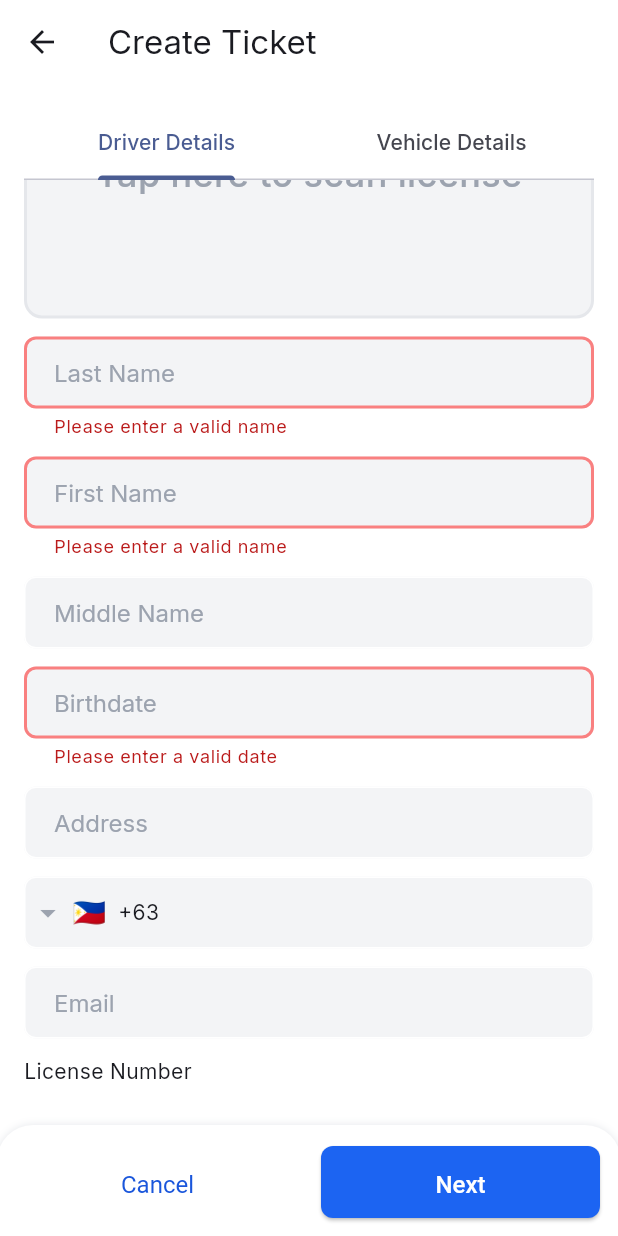
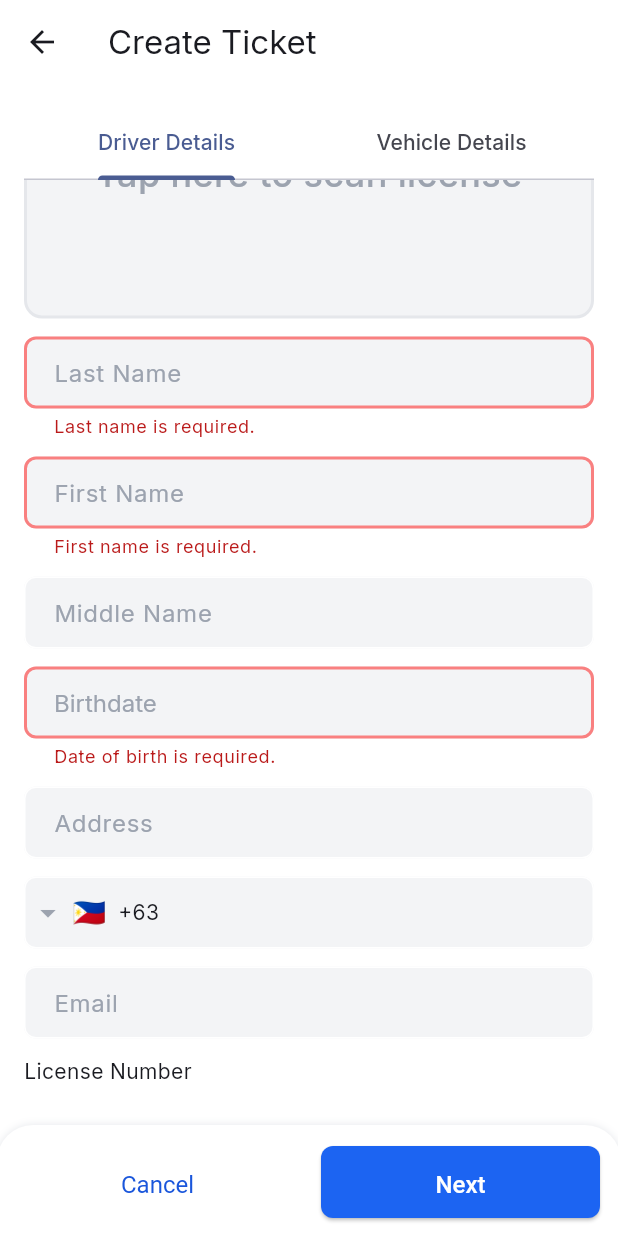
Before and after one commit to romarmph/u-traffic-enforcer, a Flutter app: the CreateTicketPage screen opened by its route, scrolled down 241 dp, after a tap on "Next", on a phone screen of 412 x 824 dp. Run offline on Flutter 3.47's test engine with Material 2 defaults, Android fonts, the phone set to English and light mode, and no system bars; drawn by our look-alikes of intl_phone_field; our stand-ins replace cloud_firestore, email_validator, firebase_auth, firebase_core, firebase_storage, geocoding and 5 more; missing offline and left inert: bluetooth_print, google_geocoding_api; accounts and stored records are empty; network calls fail.

Commit message:
Add form validation

```diff
--- a/lib/config/extensions/input_validator.dart
+++ b/lib/config/extensions/input_validator.dart
@@ -1,4 +1,5 @@
 import 'package:email_validator/email_validator.dart';
+import 'package:intl/intl.dart';
 
 extension InputValidator on String {
   bool get isValidEmail {
@@ -6,8 +7,7 @@ extension InputValidator on String {
   }
 
   bool get isValidName {
-    final nameRegExp =
-        RegExp(r"^\s*([A-Za-z]{1,}([\.,] |[-']| ))+[A-Za-z]+\.?\s*$");
+    final nameRegExp = RegExp(r"^\s*([a-zA-Z]+([\.,] |[-']| ))*[a-zA-Z]+\s*$");
     return nameRegExp.hasMatch(this);
   }
 
@@ -19,10 +19,15 @@ extension InputValidator on String {
   bool get isValidDate {
     try {
       DateTime.parse(this);
-
       return true;
-    } catch (e) {
-      return false;
+    } on FormatException {
+      try {
+        final formatedDateParser = DateFormat('MMMM d, y');
+        formatedDateParser.parse(this);
+        return true;
+      } on FormatException {
+        return false;
+      }
     }
   }
 }
--- a/lib/config/themes/components/input_decoration.dart
+++ b/lib/config/themes/components/input_decoration.dart
@@ -41,8 +41,15 @@ final inputDecorationTheme = InputDecorationTheme(
   focusedErrorBorder: OutlineInputBorder(
     borderRadius: BorderRadius.circular(USpace.space8),
     borderSide: const BorderSide(
-      color: UColors.red100,
+      color: UColors.blue400,
       width: 2,
     ),
   ),
+  disabledBorder: OutlineInputBorder(
+    borderRadius: BorderRadius.circular(USpace.space8),
+    borderSide: const BorderSide(
+      width: 0,
+      color: UColors.gray100,
+    ),
+  ),
 );
--- a/lib/pages/ticket/create_ticket_page.dart
+++ b/lib/pages/ticket/create_ticket_page.dart
@@ -16,8 +16,18 @@ class _CreateTicketPageState extends State<CreateTicketPage>
   void initState() {
     super.initState();
     _tabController = TabController(length: 2, initialIndex: 0, vsync: this);
+    _notifier = Provider.of<CreateTicketFormNotifier>(context, listen: false);
 
-    _notifier = Provider.of<CreateTicketFormNotifier>(context, listen: false);
+    _tabController.addListener(() {
+      if (_tabController.index == 1) {
+        if (!_notifier.noDriver) {
+          if (!_notifier.driverFormKey.currentState!.validate()) {
+            _tabController.animateTo(0);
+            return;
+          }
+        }
+      }
+    });
   }
 
   @override
@@ -116,13 +126,21 @@ class _CreateTicketPageState extends State<CreateTicketPage>
           Expanded(
             child: ElevatedButton(
               onPressed: () {
+                if (!state.noDriver) {
+                  if (!state.driverFormKey.currentState!.validate()) {
+                    _tabController.animateTo(0);
+                    return;
+                  }
+                }
+
                 if (_tabController.index == 0) {
-                  if (state.driverFormKey.currentState!.validate()) {
-                    ScaffoldMessenger.of(context).showSnackBar(
-                      const SnackBar(content: Text('Processing Data')),
-                    );
-                  }
-                  // _tabController.animateTo(1);
+                  _tabController.animateTo(1);
+                  return;
+                }
+
+                if (_tabController.index == 1) {
+                  if (!state.vehicleFormKey.currentState!.validate()) {}
+
                   return;
                 }
 
@@ -159,10 +177,6 @@ class _CreateTicketPageState extends State<CreateTicketPage>
             formData.formSettings[key]!.controller!.text;
       }
     });
-    // ignore: avoid_print
-    print(formData.driverFormData.toString());
-    // ignore: avoid_print
-    print(formData.vehicleFormData.toString());
 
     goSelectViolation();
   }
--- a/lib/pages/ticket/widgets/date_picker_field.dart
+++ b/lib/pages/ticket/widgets/date_picker_field.dart
@@ -1,3 +1,5 @@
+import 'package:u_traffic_enforcer/config/extensions/string_date_formatter.dart';
+
 import '../../../config/utils/exports.dart';
 
 class DatePickerField extends StatelessWidget {
@@ -19,6 +21,7 @@ class DatePickerField extends StatelessWidget {
       ),
       controller: formSetting.controller,
       validator: (value) => form.validateDate(value),
+      onChanged: (value) => form.driverFormKey.currentState!.validate(),
       onTap: () async {
         final date = await showDatePicker(
           context: context,
@@ -28,11 +31,14 @@ class DatePickerField extends StatelessWidget {
         );
 
         if (date != null) {
-          formSetting.controller!.text = date.toString().split(' ').first;
-          form.driverFormData[field] = date;
+          formSetting.controller!.text =
+              date.toString().split(' ').first.formtDate;
+          form.driverFormData[field] = date.toString().split(' ').first;
         } else {
           formSetting.controller!.clear();
         }
+
+        form.driverFormKey.currentState!.validate();
       },
     );
   }
--- a/lib/pages/ticket/widgets/driver_details_form.dart
+++ b/lib/pages/ticket/widgets/driver_details_form.dart
@@ -1,5 +1,3 @@
-import 'package:intl_phone_field/country_picker_dialog.dart';
-import 'package:u_traffic_enforcer/config/extensions/number_format.dart';
 import 'package:u_traffic_enforcer/pages/ticket/widgets/date_picker_field.dart';
 import 'package:intl_phone_field/intl_phone_field.dart';
 
@@ -32,34 +30,52 @@ class DriverDetailsForm extends StatelessWidget {
             CreateTicketField(
               enabled: !form.noDriver,
               controller: formSettings[TicketField.lastName]!.controller!,
-              label: formSettings[TicketField.lastName]!.label,
+              decoration: InputDecoration(
+                fillColor: !form.noDriver ? UColors.gray100 : UColors.gray50,
+                labelText: formSettings[TicketField.lastName]!.label,
+                labelStyle: TextStyle(
+                  color: !form.noDriver ? UColors.gray400 : UColors.gray200,
+                ),
+              ),
               validator: (value) => form.validateName(
                 value,
                 TicketField.lastName,
               ),
-              onChanged: (value) {},
             ),
             const SizedBox(height: USpace.space12),
             CreateTicketField(
               enabled: !form.noDriver,
               controller: formSettings[TicketField.firstName]!.controller!,
-              label: formSettings[TicketField.firstName]!.label,
+              decoration: InputDecoration(
+                fillColor: !form.noDriver ? UColors.gray100 : UColors.gray50,
+                labelText: formSettings[TicketField.firstName]!.label,
+                labelStyle: TextStyle(
+                  color: !form.noDriver ? UColors.gray400 : UColors.gray200,
+                ),
+              ),
               validator: (value) => form.validateName(
                 value,
                 TicketField.firstName,
               ),
-              onChanged: (value) {},
             ),
             const SizedBox(height: USpace.space12),
             CreateTicketField(
               enabled: !form.noDriver,
               controller: formSettings[TicketField.middleName]!.controller!,
-              label: formSettings[TicketField.middleName]!.label,
+              decoration: InputDecoration(
+                fillColor: !form.noDriver ? UColors.gray100 : UColors.gray50,
+                labelText: formSettings[TicketField.middleName]!.label,
+                labelStyle: TextStyle(
+                  color: !form.noDriver ? UColors.gray400 : UColors.gray200,
+                ),
+              ),
               validator: (value) => form.validateName(
                 value,
                 TicketField.middleName,
               ),
-              onChanged: (value) {},
+              onChanged: (value) {
+                form.driverFormKey.currentState!.validate();
+              },
             ),
             const SizedBox(height: USpace.space12),
             const DatePickerField(
@@ -69,42 +85,43 @@ class DriverDetailsForm extends StatelessWidget {
             CreateTicketField(
               enabled: !form.noDriver,
               controller: formSettings[TicketField.address]!.controller!,
-              label: formSettings[TicketField.address]!.label,
-              onChanged: (value) {},
+              decoration: InputDecoration(
+                fillColor: !form.noDriver ? UColors.gray100 : UColors.gray50,
+                labelText: formSettings[TicketField.address]!.label,
+                labelStyle: TextStyle(
+                  color: !form.noDriver ? UColors.gray400 : UColors.gray200,
+                ),
+              ),
             ),
             const SizedBox(height: USpace.space12),
-            // CreateTicketField(
-            //   maxLength: 11,
-            //   formatters: [NumberTextInputFormatter()],
-            //   enabled: !form.noDriver,
-            //   controller: formSettings[TicketField.phone]!.controller!,
-            //   label: formSettings[TicketField.phone]!.label,
-            //   hint: 'Example: 09xxxxxxx',
-            //   keyboardType: const TextInputType.numberWithOptions(),
-            //   validator: (value) => form.validatePhone(
-            //     value,
-            //   ),
-            //   onChanged: (value) {},
-            // ),
             IntlPhoneField(
               enabled: !form.noDriver,
               controller: formSettings[TicketField.phone]!.controller!,
               keyboardType: const TextInputType.numberWithOptions(),
               initialCountryCode: 'PH',
+              autovalidateMode: AutovalidateMode.onUserInteraction,
               decoration: const InputDecoration(
                 counterText: '',
               ),
-              onChanged: (value) {},
+              validator: (value) => form.validatePhone(value!.number),
             ),
             const SizedBox(height: USpace.space12),
             CreateTicketField(
               enabled: !form.noDriver,
               controller: formSettings[TicketField.email]!.controller!,
-              label: formSettings[TicketField.email]!.label,
+              decoration: InputDecoration(
+                fillColor: !form.noDriver ? UColors.gray100 : UColors.gray50,
+                labelText: formSettings[TicketField.email]!.label,
+                labelStyle: TextStyle(
+                  color: !form.noDriver ? UColors.gray400 : UColors.gray200,
+                ),
+              ),
               validator: (value) => form.validateEmail(
                 value,
               ),
-              onChanged: (value) {},
+              onChanged: (value) {
+                form.driverFormKey.currentState!.validate();
+              },
             ),
             const SizedBox(height: USpace.space12),
             const Text("License Number"),
@@ -112,9 +129,14 @@ class DriverDetailsForm extends StatelessWidget {
             CreateTicketField(
               enabled: !form.noDriver,
               controller: formSettings[TicketField.licenseNumber]!.controller!,
-              label: formSettings[TicketField.licenseNumber]!.label,
-              validator: (value) => null,
-              onChanged: (value) {},
+              decoration: InputDecoration(
+                fillColor: !form.noDriver ? UColors.gray100 : UColors.gray50,
+                labelText: formSettings[TicketField.licenseNumber]!.label,
+                labelStyle: TextStyle(
+                  color: !form.noDriver ? UColors.gray400 : UColors.gray200,
+                ),
+              ),
+              validator: (value) => form.validateLicenseNumber(value),
             ),
           ],
         );
--- a/lib/pages/ticket/widgets/scanner_button.dart
+++ b/lib/pages/ticket/widgets/scanner_button.dart
@@ -1,5 +1,6 @@
 import 'dart:io';
 
+import 'package:u_traffic_enforcer/config/extensions/string_date_formatter.dart';
 import 'package:u_traffic_enforcer/services/license_scan_services.dart';
 
 import '../../../config/utils/exports.dart';
@@ -136,7 +137,7 @@ class _ImageScannerButtonState extends State<ImageScannerButton> {
 
       if (data['birthdate'].toString().isNotEmpty) {
         form.formSettings[TicketField.birthDate]!.controller!.text =
-            data['birthdate'].toString().split(' ').first;
+            data['birthdate'].toString().split(' ').first.formtDate;
       }
 
       popCurrent();
--- a/lib/pages/ticket/widgets/text_field.dart
+++ b/lib/pages/ticket/widgets/text_field.dart
@@ -7,38 +7,33 @@ class CreateTicketField extends StatelessWidget {
     this.onChanged,
     this.enabled,
     this.readOnly = false,
-    required this.label,
     required this.controller,
     this.keyboardType,
     this.formatters,
     this.maxLength,
-    this.hint,
+    this.decoration,
   });
 
   final String? Function(String?)? validator;
   final void Function(String value)? onChanged;
   final bool? enabled;
   final bool readOnly;
-  final String label;
   final TextEditingController controller;
   final TextInputType? keyboardType;
   final List<TextInputFormatter>? formatters;
   final int? maxLength;
-  final String? hint;
+  final InputDecoration? decoration;
 
   @override
   Widget build(BuildContext context) {
     return TextFormField(
+      autovalidateMode: AutovalidateMode.onUserInteraction,
       buildCounter: null,
       maxLength: maxLength,
       inputFormatters: formatters,
       enabled: enabled,
       validator: validator,
-      decoration: InputDecoration(
-        labelText: label,
-        hintText: hint,
-        counterText: '',
-      ),
+      decoration: decoration,
       controller: controller,
       keyboardType: keyboardType,
       readOnly: readOnly,
--- a/lib/providers/create_ticket_form_notifier.dart
+++ b/lib/providers/create_ticket_form_notifier.dart
@@ -142,45 +142,118 @@ class CreateTicketFormNotifier extends ChangeNotifier {
     switch (field) {
       case TicketField.firstName:
         {
-          return value.isNotNull && !value!.isValidName
-              ? _formSettings[field]!.errorMessage
-              : null;
+          if (value == null || value.isEmpty) {
+            return 'First name is required.';
+          }
+          if (!value.isValidName) {
+            return 'First name must be valid.';
+          }
+          return null;
         }
+
       case TicketField.middleName:
         {
-          return value!.isNotEmpty && value.isValidName
-              ? _formSettings[field]!.errorMessage
-              : null;
+          if (value!.isNotEmpty && !value.isValidName) {
+            return 'Middle name must be valid.';
+          }
+          return null;
         }
       default:
         {
-          return value.isNotNull && !value!.isValidName
-              ? _formSettings[TicketField.lastName]!.errorMessage
-              : null;
+          if (value == null || value.isEmpty) {
+            return 'Last name is required.';
+          }
+          if (!value.isValidName) {
+            return 'Last name must be valid.';
+          }
+          return null;
         }
     }
   }
 
   String? validatePhone(String? value) {
-    return value!.isNotEmpty && !value.isValidPhone
-        ? _formSettings[TicketField.phone]!.errorMessage
-        : null;
+    print("phone value: ${value}");
+
+    if (!value!.isValidPhone) {
+      return 'Phone number must be valid.';
+    }
+    return null;
   }
 
   String? validateEmail(String? value) {
-    return value!.isNotEmpty && !value.isValidEmail
-        ? _formSettings[TicketField.email]!.errorMessage
-        : null;
+    if (value != null && value.isNotEmpty && !value.isValidEmail) {
+      return 'Email must be valid.';
+    }
+    return null;
   }
 
   String? validateDate(String? value) {
-    if (value! == " ") {
+    if (value == " ") {
       return null;
     }
 
-    return !value.isValidDate
-        ? _formSettings[TicketField.birthDate]!.errorMessage
-        : null;
+    if (value == null || value.isEmpty) {
+      return 'Date of birth is required.';
+    }
+    if (!value.isValidDate) {
+      return 'Date of birth must be valid.';
+    }
+    return null;
+  }
+
+  String? validateLicenseNumber(String? value) {
+    if (value == null || value.isEmpty) {
+      return 'License number is required';
+    }
+    final licenseNumberRegex = RegExp(r'^[A-Z]\d{2}-\d{2}-\d{6}$');
+    if (!licenseNumberRegex.hasMatch(value)) {
+      return 'Invalid license number format';
+    }
+    return null;
+  }
+
+  String? validateVehicleType(String? value) {
+    if (value == null || value.isEmpty) {
+      return 'Vehicle Type is required';
+    }
+
+    return null;
+  }
+
+  String? validatePlateNumber(String? value) {
+    if (value == null || value.isEmpty) {
+      return 'Plate number is required';
+    }
+
+    RegExp r1 = RegExp(r'^[A-Za-z]{3}[- ]?\d{3,4}$');
+    RegExp r2 = RegExp(r'^\d{4}-\d{7}$');
+    RegExp r3 = RegExp(r'^[A-Za-z]{2}-\d{4}$');
+
+    if (r1.hasMatch(value) || r2.hasMatch(value) || r3.hasMatch(value)) {
+      return null;
+    } else {
+      return 'Invalid format. Click the help icon (?) for more info';
+    }
+  }
+
+  String? validateEngineNumber(String? input) {
+    RegExp r = RegExp(r'^[A-Za-z0-9- ]{0,17}$');
+
+    if (r.hasMatch(input!)) {
+      return null;
+    } else {
+      return 'Invalid engine number format';
+    }
+  }
+
+  String? validateChassisNumber(String? input) {
+    RegExp r = RegExp(r'^[A-Za-z0-9- ]{0,17}$');
+
+    if (r.hasMatch(input!)) {
+      return null;
+    } else {
+      return 'Invalid chassis number format';
+    }
   }
 
   void updateDriverFormField(TicketField field, dynamic value) {
```
Also changed, not shown: lib/config/extensions/string_date_formatter.dart (+15 -1 lines), lib/pages/ticket/widgets/vehicle_details_form.dart (+38 -5 lines).
